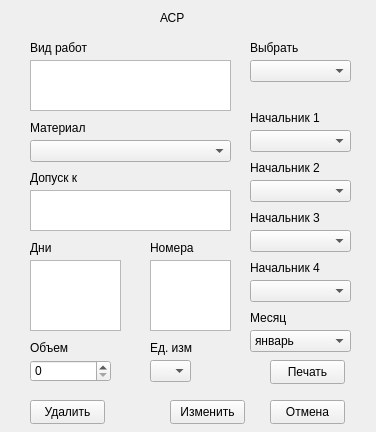
Above: my_helper/notebook/designer_ui/ASR.ui from SmolPO/vertical before the change. Below: the same form after it.
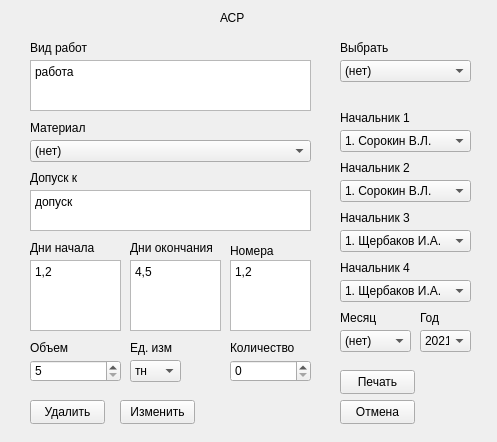
That is the form after the change.

The edit to the form file:
```diff
--- a/my_helper/notebook/designer_ui/ASR.ui
+++ b/my_helper/notebook/designer_ui/ASR.ui
@@ -6,8 +6,8 @@
    <rect>
     <x>0</x>
     <y>0</y>
-    <width>376</width>
-    <height>432</height>
+    <width>497</width>
+    <height>442</height>
    </rect>
   </property>
   <property name="windowTitle">
@@ -16,7 +16,7 @@
   <widget class="QLabel" name="label">
    <property name="geometry">
     <rect>
-     <x>160</x>
+     <x>220</x>
      <y>10</y>
      <width>49</width>
      <height>16</height>
@@ -57,12 +57,12 @@
     <rect>
      <x>30</x>
      <y>240</y>
-     <width>49</width>
+     <width>71</width>
      <height>16</height>
     </rect>
    </property>
    <property name="text">
-    <string>Дни</string>
+    <string>Дни начала</string>
    </property>
   </widget>
   <widget class="QTextEdit" name="days">
@@ -79,18 +79,23 @@
 &lt;html&gt;&lt;head&gt;&lt;meta name=&quot;qrichtext&quot; content=&quot;1&quot; /&gt;&lt;meta charset=&quot;utf-8&quot; /&gt;&lt;style type=&quot;text/css&quot;&gt;
 p, li { white-space: pre-wrap; }
 &lt;/style&gt;&lt;/head&gt;&lt;body style=&quot; font-family:'Segoe UI'; font-size:9pt; font-weight:400; font-style:normal;&quot;&gt;
-&lt;p style=&quot;-qt-paragraph-type:empty; margin-top:0px; margin-bottom:0px; margin-left:0px; margin-right:0px; -qt-block-indent:0; text-indent:0px;&quot;&gt;&lt;br /&gt;&lt;/p&gt;&lt;/body&gt;&lt;/html&gt;</string>
+&lt;p style=&quot; margin-top:0px; margin-bottom:0px; margin-left:0px; margin-right:0px; -qt-block-indent:0; text-indent:0px;&quot;&gt;1,2&lt;/p&gt;&lt;/body&gt;&lt;/html&gt;</string>
    </property>
   </widget>
   <widget class="QComboBox" name="month">
    <property name="geometry">
     <rect>
-     <x>250</x>
+     <x>340</x>
      <y>330</y>
-     <width>101</width>
+     <width>71</width>
      <height>22</height>
     </rect>
    </property>
+   <item>
+    <property name="text">
+     <string>(нет)</string>
+    </property>
+   </item>
    <item>
     <property name="text">
      <string>январь</string>
@@ -155,7 +160,7 @@
   <widget class="QLabel" name="label_5">
    <property name="geometry">
     <rect>
-     <x>250</x>
+     <x>340</x>
      <y>310</y>
      <width>49</width>
      <height>16</height>
@@ -168,47 +173,87 @@
   <widget class="QComboBox" name="boss_1">
    <property name="geometry">
     <rect>
-     <x>250</x>
+     <x>340</x>
      <y>130</y>
-     <width>101</width>
+     <width>131</width>
      <height>22</height>
     </rect>
    </property>
+   <item>
+    <property name="text">
+     <string>1. Сорокин В.Л.</string>
+    </property>
+   </item>
+   <item>
+    <property name="text">
+     <string>(нет)</string>
+    </property>
+   </item>
   </widget>
   <widget class="QComboBox" name="boss_2">
    <property name="geometry">
     <rect>
-     <x>250</x>
+     <x>340</x>
      <y>180</y>
-     <width>101</width>
+     <width>131</width>
      <height>22</height>
     </rect>
    </property>
+   <item>
+    <property name="text">
+     <string>1. Сорокин В.Л.</string>
+    </property>
+   </item>
+   <item>
+    <property name="text">
+     <string>(нет)</string>
+    </property>
+   </item>
   </widget>
   <widget class="QComboBox" name="boss_3">
    <property name="geometry">
     <rect>
-     <x>250</x>
+     <x>340</x>
      <y>230</y>
-     <width>101</width>
+     <width>131</width>
      <height>22</height>
     </rect>
    </property>
+   <item>
+    <property name="text">
+     <string>1. Щербаков И.А.</string>
+    </property>
+   </item>
+   <item>
+    <property name="text">
+     <string>(нет)</string>
+    </property>
+   </item>
   </widget>
   <widget class="QComboBox" name="boss_4">
    <property name="geometry">
     <rect>
-     <x>250</x>
+     <x>340</x>
      <y>280</y>
-     <width>101</width>
+     <width>131</width>
      <height>22</height>
     </rect>
    </property>
+   <item>
+    <property name="text">
+     <string>1. Щербаков И.А.</string>
+    </property>
+   </item>
+   <item>
+    <property name="text">
+     <string>(нет)</string>
+    </property>
+   </item>
   </widget>
   <widget class="QLabel" name="label_6">
    <property name="geometry">
     <rect>
-     <x>250</x>
+     <x>340</x>
      <y>110</y>
      <width>81</width>
      <height>16</height>
@@ -221,7 +266,7 @@
   <widget class="QLabel" name="label_7">
    <property name="geometry">
     <rect>
-     <x>250</x>
+     <x>340</x>
      <y>160</y>
      <width>81</width>
      <height>16</height>
@@ -234,7 +279,7 @@
   <widget class="QLabel" name="label_8">
    <property name="geometry">
     <rect>
-     <x>250</x>
+     <x>340</x>
      <y>210</y>
      <width>101</width>
      <height>16</height>
@@ -247,7 +292,7 @@
   <widget class="QLabel" name="label_9">
    <property name="geometry">
     <rect>
-     <x>250</x>
+     <x>340</x>
      <y>260</y>
      <width>81</width>
      <height>16</height>
@@ -262,10 +307,13 @@
     <rect>
      <x>30</x>
      <y>360</y>
-     <width>81</width>
+     <width>91</width>
      <height>22</height>
     </rect>
    </property>
+   <property name="minimum">
+    <number>5</number>
+   </property>
   </widget>
   <widget class="QLabel" name="label_10">
    <property name="geometry">
@@ -283,17 +331,32 @@
   <widget class="QComboBox" name="cb_SI">
    <property name="geometry">
     <rect>
-     <x>150</x>
+     <x>130</x>
      <y>360</y>
-     <width>41</width>
+     <width>51</width>
      <height>22</height>
     </rect>
    </property>
+   <item>
+    <property name="text">
+     <string>тн</string>
+    </property>
+   </item>
+   <item>
+    <property name="text">
+     <string>(нет)</string>
+    </property>
+   </item>
+   <item>
+    <property name="text">
+     <string>л</string>
+    </property>
+   </item>
   </widget>
   <widget class="QLabel" name="label_11">
    <property name="geometry">
     <rect>
-     <x>150</x>
+     <x>130</x>
      <y>340</y>
      <width>49</width>
      <height>16</height>
@@ -306,8 +369,8 @@
   <widget class="QPushButton" name="b_print">
    <property name="geometry">
     <rect>
-     <x>270</x>
-     <y>360</y>
+     <x>340</x>
+     <y>370</y>
      <width>75</width>
      <height>24</height>
     </rect>
@@ -321,20 +384,34 @@
     <rect>
      <x>30</x>
      <y>60</y>
-     <width>201</width>
+     <width>281</width>
      <height>51</height>
     </rect>
    </property>
+   <property name="html">
+    <string>&lt;!DOCTYPE HTML PUBLIC &quot;-//W3C//DTD HTML 4.0//EN&quot; &quot;http://www.w3.org/TR/REC-html40/strict.dtd&quot;&gt;
+&lt;html&gt;&lt;head&gt;&lt;meta name=&quot;qrichtext&quot; content=&quot;1&quot; /&gt;&lt;meta charset=&quot;utf-8&quot; /&gt;&lt;style type=&quot;text/css&quot;&gt;
+p, li { white-space: pre-wrap; }
+&lt;/style&gt;&lt;/head&gt;&lt;body style=&quot; font-family:'Segoe UI'; font-size:9pt; font-weight:400; font-style:normal;&quot;&gt;
+&lt;p style=&quot; margin-top:0px; margin-bottom:0px; margin-left:0px; margin-right:0px; -qt-block-indent:0; text-indent:0px;&quot;&gt;работа&lt;/p&gt;&lt;/body&gt;&lt;/html&gt;</string>
+   </property>
   </widget>
   <widget class="QTextEdit" name="next_work">
    <property name="geometry">
     <rect>
      <x>30</x>
      <y>190</y>
-     <width>201</width>
+     <width>281</width>
      <height>41</height>
     </rect>
    </property>
+   <property name="html">
+    <string>&lt;!DOCTYPE HTML PUBLIC &quot;-//W3C//DTD HTML 4.0//EN&quot; &quot;http://www.w3.org/TR/REC-html40/strict.dtd&quot;&gt;
+&lt;html&gt;&lt;head&gt;&lt;meta name=&quot;qrichtext&quot; content=&quot;1&quot; /&gt;&lt;meta charset=&quot;utf-8&quot; /&gt;&lt;style type=&quot;text/css&quot;&gt;
+p, li { white-space: pre-wrap; }
+&lt;/style&gt;&lt;/head&gt;&lt;body style=&quot; font-family:'Segoe UI'; font-size:9pt; font-weight:400; font-style:normal;&quot;&gt;
+&lt;p style=&quot; margin-top:0px; margin-bottom:0px; margin-left:0px; margin-right:0px; -qt-block-indent:0; text-indent:0px;&quot;&gt;допуск&lt;/p&gt;&lt;/body&gt;&lt;/html&gt;</string>
+   </property>
   </widget>
   <widget class="QLabel" name="label_12">
    <property name="geometry">
@@ -352,17 +429,22 @@
   <widget class="QComboBox" name="cb_select">
    <property name="geometry">
     <rect>
-     <x>250</x>
+     <x>340</x>
      <y>60</y>
-     <width>101</width>
+     <width>131</width>
      <height>22</height>
     </rect>
    </property>
+   <item>
+    <property name="text">
+     <string>(нет)</string>
+    </property>
+   </item>
   </widget>
   <widget class="QLabel" name="label_13">
    <property name="geometry">
     <rect>
-     <x>250</x>
+     <x>340</x>
      <y>40</y>
      <width>49</width>
      <height>16</height>
@@ -388,7 +470,7 @@
   <widget class="QPushButton" name="b_change">
    <property name="geometry">
     <rect>
-     <x>170</x>
+     <x>120</x>
      <y>400</y>
      <width>75</width>
      <height>24</height>
@@ -401,7 +483,7 @@
   <widget class="QPushButton" name="b_close">
    <property name="geometry">
     <rect>
-     <x>270</x>
+     <x>340</x>
      <y>400</y>
      <width>75</width>
      <height>24</height>
@@ -414,7 +496,7 @@
   <widget class="QTextEdit" name="days_2">
    <property name="geometry">
     <rect>
-     <x>150</x>
+     <x>230</x>
      <y>260</y>
      <width>81</width>
      <height>71</height>
@@ -425,16 +507,16 @@
 &lt;html&gt;&lt;head&gt;&lt;meta name=&quot;qrichtext&quot; content=&quot;1&quot; /&gt;&lt;meta charset=&quot;utf-8&quot; /&gt;&lt;style type=&quot;text/css&quot;&gt;
 p, li { white-space: pre-wrap; }
 &lt;/style&gt;&lt;/head&gt;&lt;body style=&quot; font-family:'Segoe UI'; font-size:9pt; font-weight:400; font-style:normal;&quot;&gt;
-&lt;p style=&quot;-qt-paragraph-type:empty; margin-top:0px; margin-bottom:0px; margin-left:0px; margin-right:0px; -qt-block-indent:0; text-indent:0px;&quot;&gt;&lt;br /&gt;&lt;/p&gt;&lt;/body&gt;&lt;/html&gt;</string>
+&lt;p style=&quot; margin-top:0px; margin-bottom:0px; margin-left:0px; margin-right:0px; -qt-block-indent:0; text-indent:0px;&quot;&gt;1,2&lt;/p&gt;&lt;/body&gt;&lt;/html&gt;</string>
    </property>
   </widget>
   <widget class="QLabel" name="label_14">
    <property name="geometry">
     <rect>
-     <x>150</x>
+     <x>230</x>
      <y>240</y>
-     <width>49</width>
-     <height>16</height>
+     <width>51</width>
+     <height>21</height>
     </rect>
    </property>
    <property name="text">
@@ -446,9 +528,145 @@
     <rect>
      <x>30</x>
      <y>140</y>
-     <width>201</width>
+     <width>281</width>
      <height>22</height>
     </rect>
+   </property>
+   <item>
+    <property name="text">
+     <string>(нет)</string>
+    </property>
+   </item>
+   <item>
+    <property name="text">
+     <string> </string>
+    </property>
+   </item>
+  </widget>
+  <widget class="QTextEdit" name="days_end">
+   <property name="geometry">
+    <rect>
+     <x>130</x>
+     <y>260</y>
+     <width>91</width>
+     <height>71</height>
+    </rect>
+   </property>
+   <property name="html">
+    <string>&lt;!DOCTYPE HTML PUBLIC &quot;-//W3C//DTD HTML 4.0//EN&quot; &quot;http://www.w3.org/TR/REC-html40/strict.dtd&quot;&gt;
+&lt;html&gt;&lt;head&gt;&lt;meta name=&quot;qrichtext&quot; content=&quot;1&quot; /&gt;&lt;meta charset=&quot;utf-8&quot; /&gt;&lt;style type=&quot;text/css&quot;&gt;
+p, li { white-space: pre-wrap; }
+&lt;/style&gt;&lt;/head&gt;&lt;body style=&quot; font-family:'Segoe UI'; font-size:9pt; font-weight:400; font-style:normal;&quot;&gt;
+&lt;p style=&quot; margin-top:0px; margin-bottom:0px; margin-left:0px; margin-right:0px; -qt-block-indent:0; text-indent:0px;&quot;&gt;4,5&lt;/p&gt;&lt;/body&gt;&lt;/html&gt;</string>
+   </property>
+  </widget>
+  <widget class="QLabel" name="label_15">
+   <property name="geometry">
+    <rect>
+     <x>130</x>
+     <y>240</y>
+     <width>91</width>
+     <height>16</height>
+    </rect>
+   </property>
+   <property name="text">
+    <string>Дни окончания</string>
+   </property>
+  </widget>
+  <widget class="QSpinBox" name="count">
+   <property name="geometry">
+    <rect>
+     <x>230</x>
+     <y>360</y>
+     <width>81</width>
+     <height>22</height>
+    </rect>
+   </property>
+  </widget>
+  <widget class="QLabel" name="label_16">
+   <property name="geometry">
+    <rect>
+     <x>230</x>
+     <y>340</y>
+     <width>81</width>
+     <height>16</height>
+    </rect>
+   </property>
+   <property name="text">
+    <string>Количество</string>
+   </property>
+  </widget>
+  <widget class="QComboBox" name="year">
+   <property name="geometry">
+    <rect>
+     <x>420</x>
+     <y>330</y>
+     <width>51</width>
+     <height>22</height>
+    </rect>
+   </property>
+   <item>
+    <property name="text">
+     <string>2021</string>
+    </property>
+   </item>
+   <item>
+    <property name="text">
+     <string>2022</string>
+    </property>
+   </item>
+   <item>
+    <property name="text">
+     <string>2023</string>
+    </property>
+   </item>
+   <item>
+    <property name="text">
+     <string>2024</string>
+    </property>
+   </item>
+   <item>
+    <property name="text">
+     <string>2025</string>
+    </property>
+   </item>
+   <item>
+    <property name="text">
+     <string>2026</string>
+    </property>
+   </item>
+   <item>
+    <property name="text">
+     <string>2027</string>
+    </property>
+   </item>
+   <item>
+    <property name="text">
+     <string>2028</string>
+    </property>
+   </item>
+   <item>
+    <property name="text">
+     <string>2029</string>
+    </property>
+   </item>
+   <item>
+    <property name="text">
+     <string>2030</string>
+    </property>
+   </item>
+  </widget>
+  <widget class="QLabel" name="label_17">
+   <property name="geometry">
+    <rect>
+     <x>420</x>
+     <y>310</y>
+     <width>49</width>
+     <height>16</height>
+    </rect>
+   </property>
+   <property name="text">
+    <string>Год</string>
    </property>
   </widget>
  </widget>
```
Left out of the diff: 4 changed lines with no effect on the pictures.
